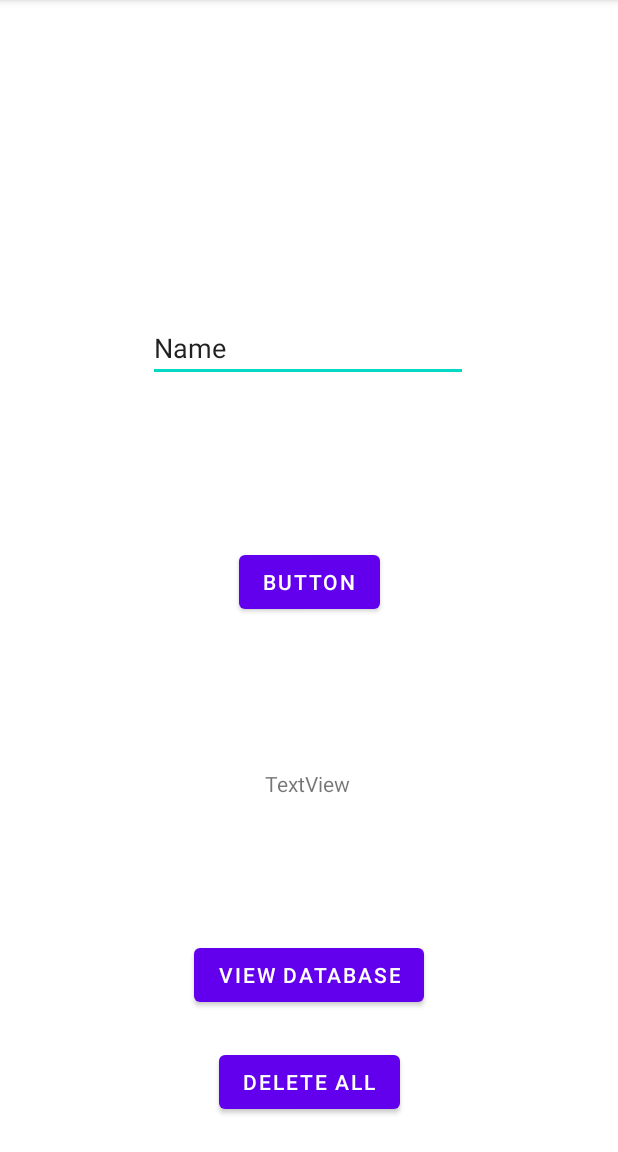
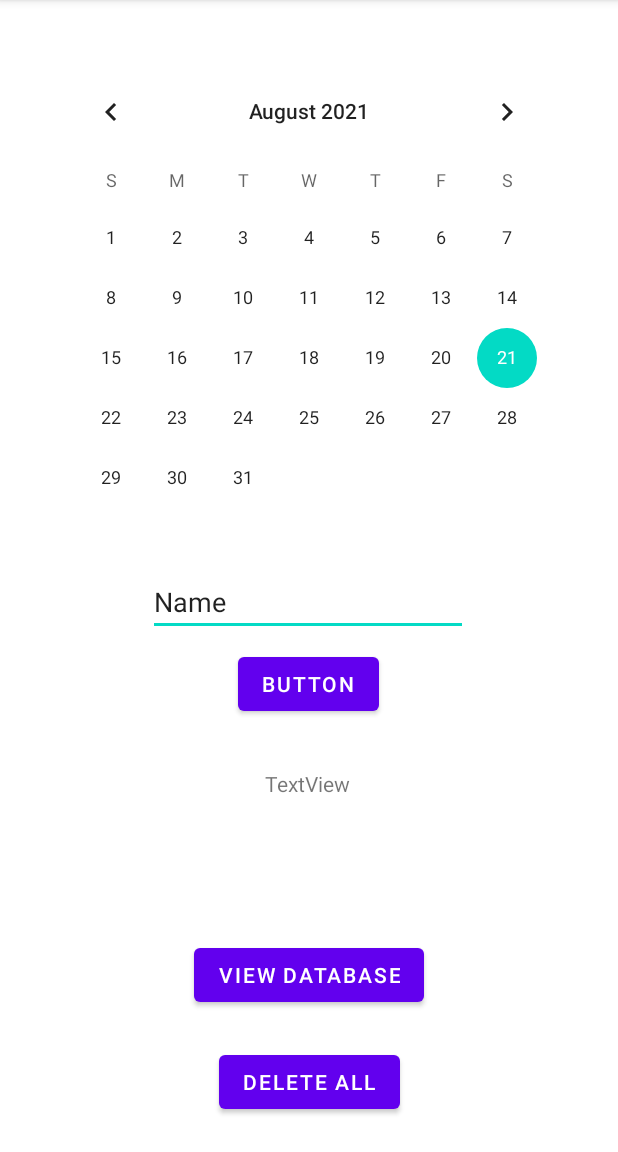
Before and after one commit to RamziJabali/calendar-workout-tracker-android, an Android app: the screen it shows after launch (MainActivity), on a phone screen of 412 x 824 dp, the part 84-1236 px from its top. Run offline under Robolectric (Android 15) with nearby library versions, the phone set to English and light mode, and no system bars; our stand-ins replace Room's generated code, RxJava.

Commit message:
added CalendarView

```diff
--- a/app/src/main/java/com/example/calendarworkoutdatabase/view/MainActivity.kt
+++ b/app/src/main/java/com/example/calendarworkoutdatabase/view/MainActivity.kt
@@ -47,15 +47,11 @@ class MainActivity : AppCompatActivity(), ViewListener{
             viewModel.addDate(editTextView.text.toString())
             Toast.makeText(this, "Added to database", Toast.LENGTH_LONG).show()
         }
-
         button2.setOnClickListener {
             viewModel.getAllWorkoutDates()
         }
-
         button3.setOnClickListener {
             viewModel.deleteAllWorkoutDates()
         }
     }
-
-
 }
--- a/app/src/main/res/layout/activity_main.xml
+++ b/app/src/main/res/layout/activity_main.xml
@@ -11,10 +11,11 @@
         android:id="@+id/button"
         android:layout_width="wrap_content"
         android:layout_height="wrap_content"
-        android:layout_marginBottom="356dp"
+        android:layout_marginBottom="288dp"
         android:text="Button"
         app:layout_constraintBottom_toBottomOf="parent"
         app:layout_constraintEnd_toEndOf="parent"
+        app:layout_constraintHorizontal_bias="0.498"
         app:layout_constraintStart_toStartOf="parent" />
 
     <EditText
@@ -29,7 +30,7 @@
         app:layout_constraintHorizontal_bias="0.497"
         app:layout_constraintStart_toStartOf="parent"
         app:layout_constraintTop_toTopOf="parent"
-        app:layout_constraintVertical_bias="0.657" />
+        app:layout_constraintVertical_bias="0.98" />
 
     <TextView
         android:id="@+id/textView"
@@ -61,4 +62,12 @@
         app:layout_constraintEnd_toEndOf="parent"
         app:layout_constraintStart_toStartOf="parent"
         app:layout_constraintTop_toBottomOf="@+id/button2" />
+
+    <CalendarView
+        android:id="@+id/calendarView"
+        android:layout_width="wrap_content"
+        android:layout_height="wrap_content"
+        app:layout_constraintBottom_toTopOf="@+id/editTextTextPersonName"
+        app:layout_constraintEnd_toEndOf="parent"
+        app:layout_constraintStart_toStartOf="parent" />
 </androidx.constraintlayout.widget.ConstraintLayout>
```
